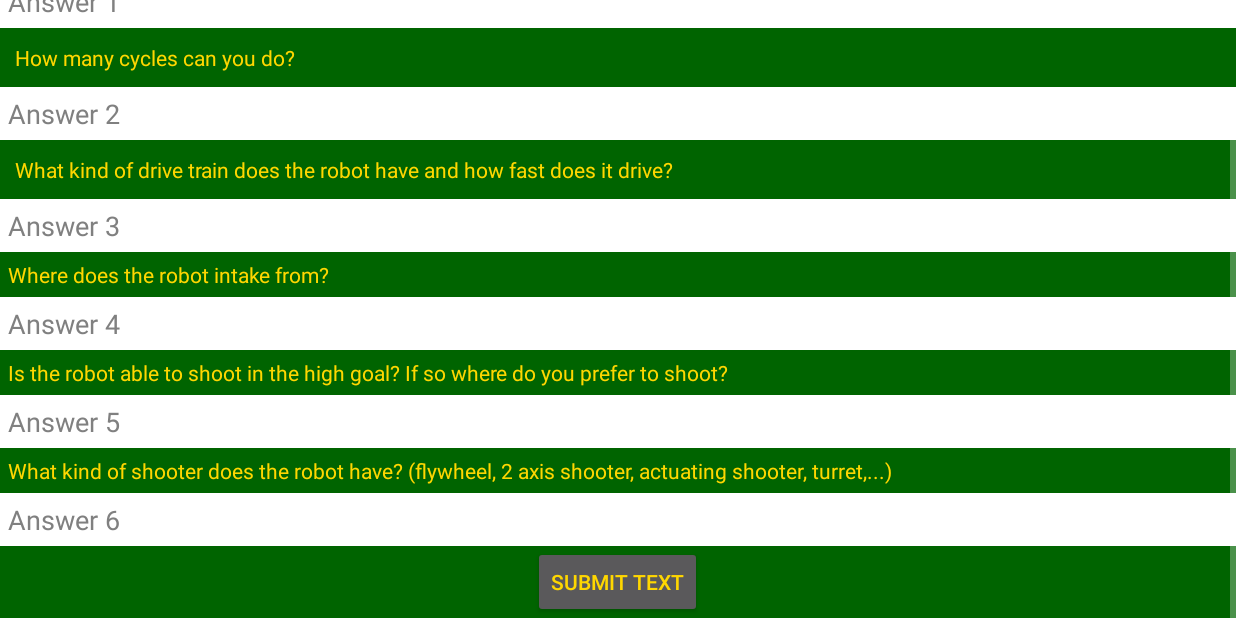
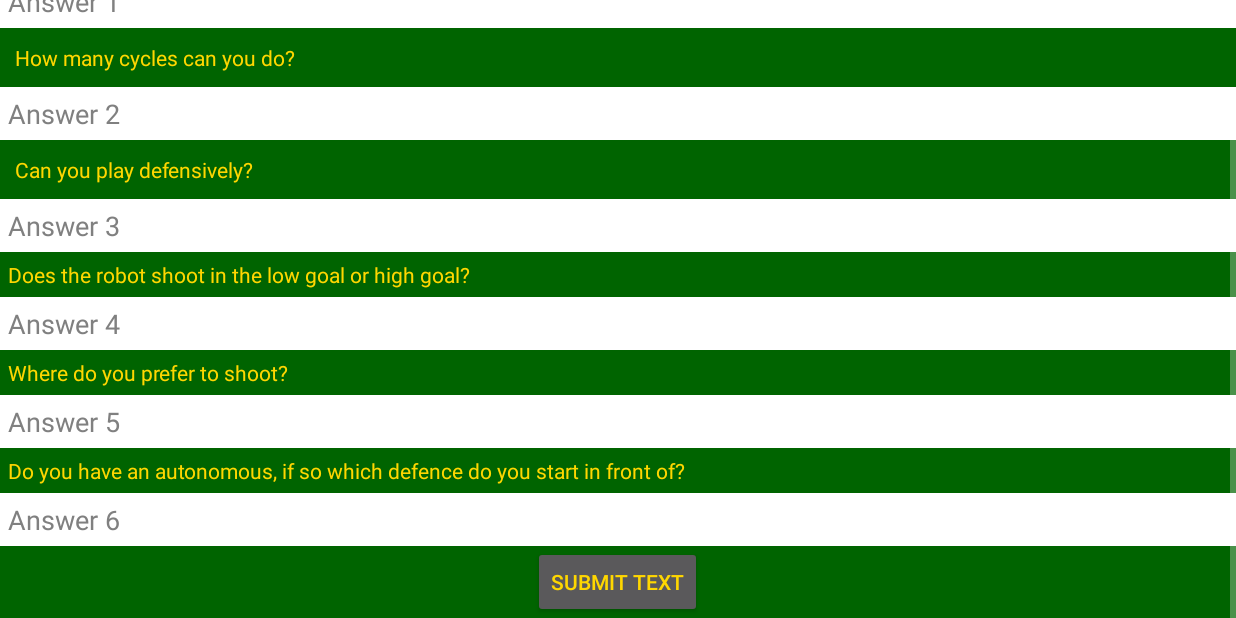
Before and after one commit to FRC701/Scouting2016, an Android app: the PitScoutActivity screen opened directly, with no data from a screen before it, scrolled down 80 dp, on a phone screen of 824 x 412 dp (held sideways). Run offline under Robolectric (Android 15) with nearby library versions, the phone set to English and light mode, and no system bars; 1 statement that could not run was skipped.

Commit message:
more pit scout change

```diff
--- a/FunctionFIRST2016/app/src/main/res/layout/pit_scouting.xml
+++ b/FunctionFIRST2016/app/src/main/res/layout/pit_scouting.xml
@@ -43,7 +43,9 @@
         android:layout_alignParentLeft="true"
         android:layout_alignParentStart="true"
         android:background="@color/White"
-        android:padding="5dp"/>
+        android:padding="5dp"
+        android:singleLine="true"
+        android:lines="1"/>
 
     <TextView
         android:layout_width="match_parent"
@@ -67,7 +69,9 @@
         android:layout_alignParentLeft="true"
         android:layout_alignParentStart="true"
         android:background="@color/White"
-        android:padding="5dp"/>
+        android:padding="5dp"
+        android:singleLine="true"
+        android:lines="1"/>
 
     <TextView
         android:layout_width="match_parent"
@@ -91,7 +95,9 @@
         android:layout_alignParentLeft="true"
         android:layout_alignParentStart="true"
         android:background="@color/White"
-        android:padding="5dp"/>
+        android:padding="5dp"
+        android:singleLine="true"
+        android:lines="1"/>
 
     <TextView
         android:layout_width="match_parent"
@@ -111,7 +117,9 @@
         android:background="@color/White"
         android:textColor="@color/Black"
         android:textColorHint="@color/Gray"
-        android:padding="5dp"/>
+        android:padding="5dp"
+        android:singleLine="true"
+        android:lines="1"/>
 
     <TextView
         android:layout_width="match_parent"
@@ -131,7 +139,9 @@
         android:hint="Answer 5"
         android:textColor="@color/Black"
         android:textColorHint="@color/Gray"
-        android:padding="5dp"/>
+        android:padding="5dp"
+        android:singleLine="true"
+        android:lines="1"/>
 
     <TextView
         android:layout_width="match_parent"
@@ -151,7 +161,9 @@
         android:hint="Answer 6"
         android:textColor="@color/Black"
         android:textColorHint="@color/Gray"
-        android:padding="5dp"/>
+        android:padding="5dp"
+        android:singleLine="true"
+        android:lines="1"/>
 
     <Button
         android:layout_width="wrap_content"
--- a/FunctionFIRST2016/app/src/main/res/values/strings.xml
+++ b/FunctionFIRST2016/app/src/main/res/values/strings.xml
@@ -119,15 +119,18 @@
     <string name="match_scout">Match Scout</string>
     <string name="pit_scout">Pit Scout</string>
 
-    <string name="pit_scout_question_1">How experienced are your drivers and can they play defensively?</string>
+    <string name="pit_scout_question_1">How experienced are your drivers?</string>
     <string name="pit_scout_question_2">How many cycles can you do?</string>
-    <string name="pit_scout_question_3">What kind of drive train does the robot have and how fast does it drive?</string>
-    <string name="pit_scout_question_4">Where does the robot intake from?</string>
-    <string name="pit_scout_question_5">Is the robot able to shoot in the high goal? If so where do you prefer to shoot?</string>
-    <string name="pit_scout_question_6">What kind of shooter does the robot have? (flywheel, 2 axis shooter, actuating shooter, turret,...)</string>
-    <string name="pit_scout_question_7">How many defences are you able to cross and what are they?</string>
+    <string name="pit_scout_question_3">Can you play defensively?</string>
+    <string name="pit_scout_question_4">Does the robot shoot in the low goal or high goal?</string>
+    <string name="pit_scout_question_5">Where do you prefer to shoot?</string>
+    <string name="pit_scout_question_6">Do you have an autonomous, if so which defence do you start in front of?</string>
+    <!--<string name="pit_scout_question_7">How many defences are you able to cross and what are they?</string>
     <string name="pit_scout_question_8">If you can cross the Portcullis or Cheval de Frise, in what way do you do it passive or active?</string>
-    <string name="pit_scout_question_9">Can you manipulate the Sally Port or Drawbridge from the Neurtal Zone?</string>
+    <string name="pit_scout_question_9">Can you manipulate the Sally Port or Drawbridge from the Neurtal Zone?</string> -->
+    <string name="pit_scout_question_7"></string>
+    <string name="pit_scout_question_8"></string>
+    <string name="pit_scout_question_9"></string>
 
 
 </resources>
```
Also changed, not shown: 12 other files.
